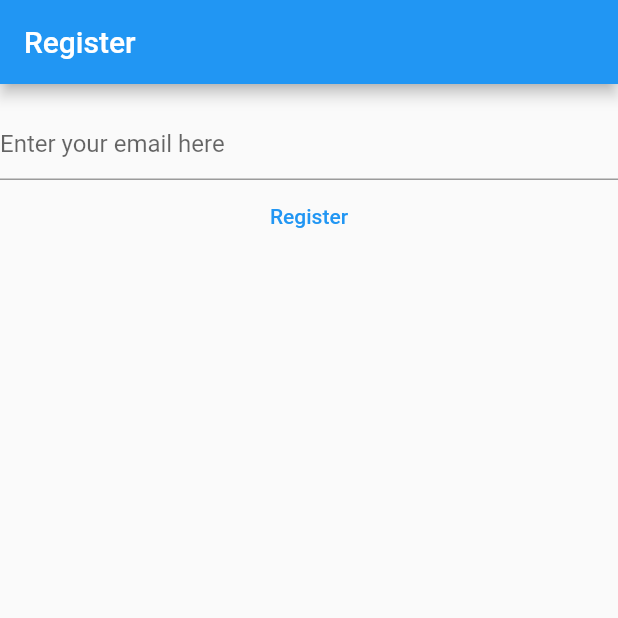
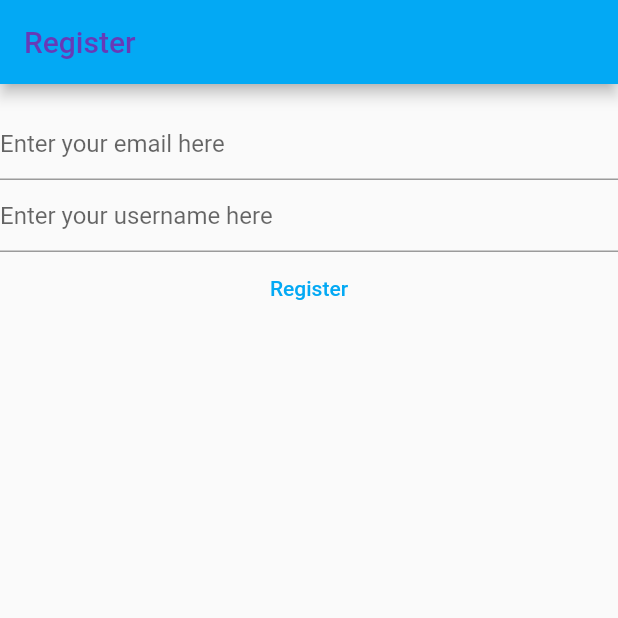
Before and after one commit to vzrifan/login_register, a Flutter app: the screen it shows after launch, after a tap on "Register", on a phone screen of 412 x 824 dp, the top half of it. Run offline on Flutter 3.47's test engine with Material 2 defaults, Android fonts, the phone set to English and light mode, and no system bars; our stand-ins replace cloud_firestore, firebase_auth, firebase_core; missing offline and left inert: flutter_udid; accounts and stored records are empty; network calls fail.

Commit message:
Added oop for custom scaffold

```diff
--- /dev/null
+++ b/lib/helper/custom_scaffold.dart
@@ -0,0 +1,24 @@
+import 'package:firebase_core/firebase_core.dart';
+import 'package:flutter/material.dart';
+import 'package:testing/firebase_options.dart';
+
+class CustomScaffold {
+  //TODO Color for UI
+  static const color1 = Color.fromARGB(255, 0, 31, 63);
+  static const color2 = Color.fromARGB(255, 51, 51, 51);
+  static const color3 = Color.fromARGB(255, 0, 0, 0);
+  static const color4 = Color.fromARGB(255, 103, 58, 183);
+  static const color5 = Color.fromARGB(255, 34, 139, 34);
+
+  static AppBar makeAppBar(String title) {
+    return AppBar(title: Text(title, style: TextStyle(color: color4)));
+  }
+
+  static FutureBuilder makeFutureBuilder(
+      Widget Function(BuildContext, AsyncSnapshot<dynamic>) build) {
+    return FutureBuilder(
+        future: Firebase.initializeApp(
+            options: DefaultFirebaseOptions.currentPlatform),
+        builder: build);
+  }
+}
--- a/lib/views/register_view.dart
+++ b/lib/views/register_view.dart
@@ -4,7 +4,8 @@ import 'package:firebase_core/firebase_core.dart';
 import 'package:flutter/material.dart';
 import 'package:flutter_udid/flutter_udid.dart';
 import 'package:testing/firebase_options.dart';
-import 'package:testing/views/login_view.dart';
+import 'package:testing/helper/custom_scaffold.dart';
+import 'package:testing/main.dart';
 
 class RegisterView extends StatefulWidget {
   const RegisterView({super.key});
@@ -15,12 +16,14 @@ class RegisterView extends StatefulWidget {
 
 class _RegisterViewState extends State<RegisterView> {
   String _id = '';
+  late final TextEditingController _usernameController;
   late final TextEditingController _emailController;
 
   @override
   void initState() {
     super.initState();
     _emailController = TextEditingController();
+    _usernameController = TextEditingController();
     print("Init state called");
     getUID();
     initializeAppAndCheckDeviceId();
@@ -51,7 +54,7 @@ class _RegisterViewState extends State<RegisterView> {
     if (storedDeviceId.contains(password)) {
       Navigator.pushReplacement(
         context,
-        MaterialPageRoute(builder: (context) => LoginView()),
+        MaterialPageRoute(builder: (context) => HomePage()),
       );
     }
   }
@@ -59,26 +62,20 @@ class _RegisterViewState extends State<RegisterView> {
   @override
   void dispose() {
     _emailController.dispose();
+    _usernameController.dispose();
     super.dispose();
   }
 
   Future<List<String>> getDeviceIdFromFirestore() async {
     List<String> deviceIds = [];
 
-    // Query the 'users' collection in Firestore
     QuerySnapshot usersSnapshot =
         await FirebaseFirestore.instance.collection('users').get();
 
-    // Iterate through each document in the 'users' collection
     for (QueryDocumentSnapshot userDoc in usersSnapshot.docs) {
-      // Check if the document contains the 'deviceId' field
       if (userDoc.data() != null && userDoc.data() is Map<String, dynamic>) {
-        // Cast the data to Map<String, dynamic> to access the 'deviceId' field
         Map<String, dynamic> userData = userDoc.data() as Map<String, dynamic>;
-
-        // Check if the 'deviceId' field is present
         if (userData.containsKey('deviceId')) {
-          // Add the deviceId to the list
           deviceIds.add(userData['deviceId']);
         }
       }
@@ -91,14 +88,8 @@ class _RegisterViewState extends State<RegisterView> {
   Widget build(BuildContext context) {
     print(_id);
     return Scaffold(
-      appBar: AppBar(
-        title: Text("Register"),
-      ),
-      body: FutureBuilder(
-        future: Firebase.initializeApp(
-          options: DefaultFirebaseOptions.currentPlatform,
-        ),
-        builder: (context, snapshot) {
+      appBar: CustomScaffold.makeAppBar("Register"),
+      body: CustomScaffold.makeFutureBuilder((context, snapshot) {
         switch (snapshot.connectionState) {
           case ConnectionState.done:
             return Column(
@@ -110,9 +101,16 @@ class _RegisterViewState extends State<RegisterView> {
                       InputDecoration(hintText: "Enter your email here"),
                   keyboardType: TextInputType.emailAddress,
                 ),
+                TextField(
+                  controller: _usernameController,
+                  decoration:
+                      InputDecoration(hintText: "Enter your username here"),
+                  keyboardType: TextInputType.name,
+                ),
                 TextButton(
                   onPressed: () async {
                     final email = _emailController.text;
+                    final username = _usernameController.text;
                     final password = _id;
                     List<String> storedDeviceId =
                         await getDeviceIdFromFirestore();
@@ -121,7 +119,7 @@ class _RegisterViewState extends State<RegisterView> {
                     if (storedDeviceId.contains(password)) {
                       Navigator.pushReplacement(
                         context,
-                          MaterialPageRoute(builder: (context) => LoginView()),
+                        MaterialPageRoute(builder: (context) => HomePage()),
                       );
                     } else {
                       try {
@@ -130,14 +128,21 @@ class _RegisterViewState extends State<RegisterView> {
                           email: email,
                           password: password,
                         );
+                        User? user = userCredential.user;
+                        await user?.updateDisplayName(username);
                         await FirebaseFirestore.instance
                             .collection('users')
                             .doc(userCredential.user!.uid)
                             .set({
                           'email': email,
                           'deviceId': password,
+                          'username': username
                         });
                         print(userCredential);
+                        Navigator.pushReplacement(
+                        context,
+                        MaterialPageRoute(builder: (context) => HomePage()),
+                      );
                       } on FirebaseAuthException catch (e) {
                         if (e.code == 'weak-password') {
                           print("Weak password");
@@ -156,8 +161,7 @@ class _RegisterViewState extends State<RegisterView> {
           default:
             return const Text("Loading...");
         }
-        },
-      ),
+      }),
     );
   }
 }
```
Also changed, not shown: lib/main.dart (+26 -21 lines), lib/views/login_view.dart (+34 -39 lines). Lines whose indentation alone changed are shown as unchanged.
